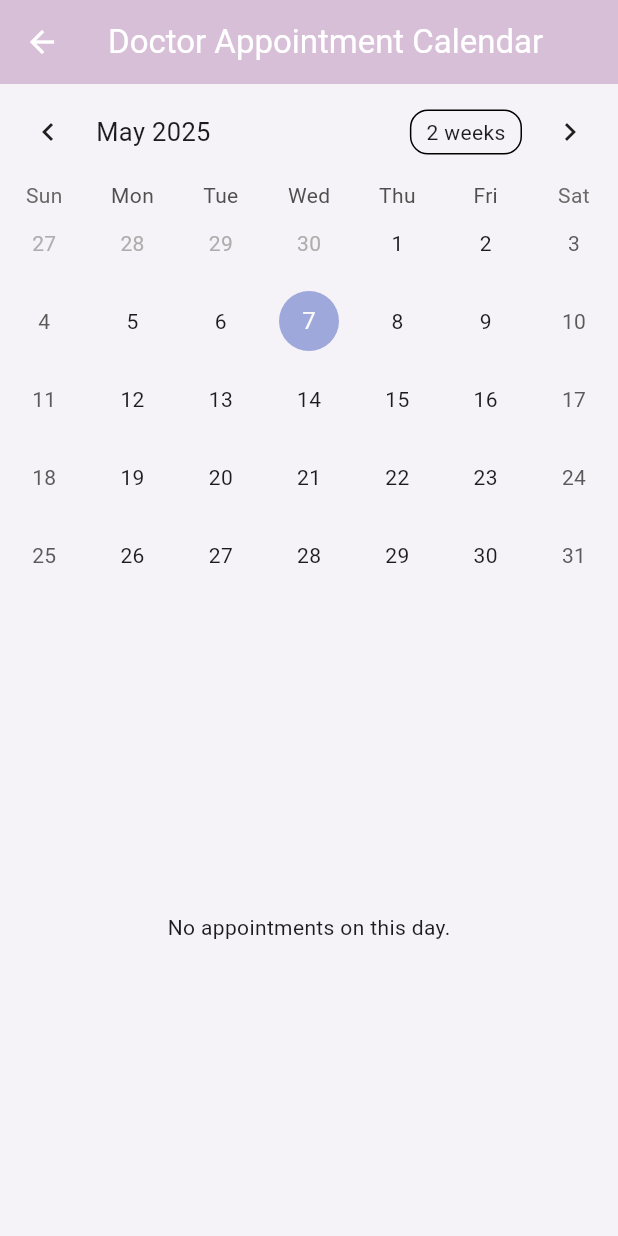
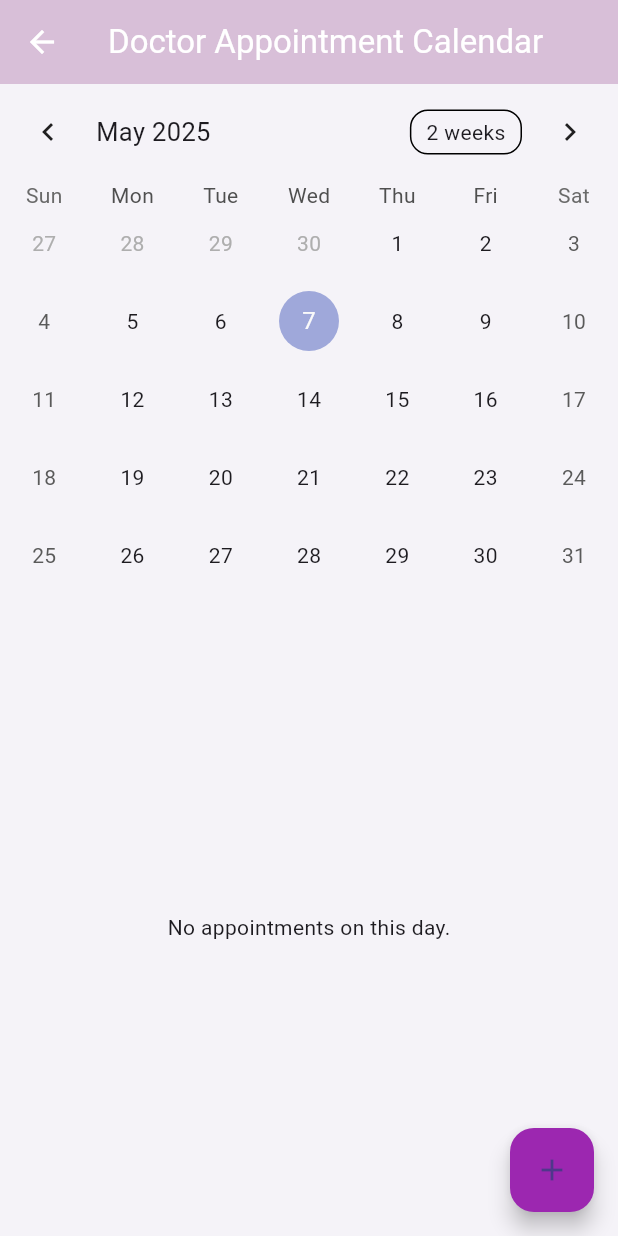
Before and after one commit to Ba-jx/safespace, a Flutter app: the DoctorAppointmentCalendar screen opened by its route, on a phone screen of 412 x 824 dp. Run offline on Flutter 3.47's test engine with Material 3 defaults, Android fonts, the phone set to English and light mode, and no system bars; drawn by our look-alikes of table_calendar; our stand-ins replace cloud_firestore, firebase_auth, firebase_core; accounts and stored records are empty.

Commit message:
Update doctor_appointment_calendar.dart

```diff
--- a/lib/screens/doctor_appointment_calendar.dart
+++ b/lib/screens/doctor_appointment_calendar.dart
@@ -61,8 +61,6 @@ class _DoctorAppointmentCalendarState extends State<DoctorAppointmentCalendar> {
     final date = DateTime(day.year, day.month, day.day);
     return _appointmentsByDate[date] ?? [];
   }
-
-  @override
 
   void _showAppointmentDialog() async {
     final doctorId = FirebaseAuth.instance.currentUser!.uid;
@@ -150,7 +148,6 @@ class _DoctorAppointmentCalendarState extends State<DoctorAppointmentCalendar> {
                   return;
                 }
 
-                final now = DateTime.now();
                 final selectedDate = _selectedDay ?? _focusedDay;
                 final dateTime = DateTime(
                   selectedDate.year,
@@ -189,7 +186,6 @@ class _DoctorAppointmentCalendarState extends State<DoctorAppointmentCalendar> {
 
   @override
   Widget build(BuildContext context) {
-
     final appointments = _getAppointmentsForDay(_selectedDay ?? _focusedDay);
 
     return Scaffold(
@@ -256,6 +252,11 @@ class _DoctorAppointmentCalendarState extends State<DoctorAppointmentCalendar> {
           ),
         ],
       ),
+      floatingActionButton: FloatingActionButton(
+        onPressed: _showAppointmentDialog,
+        child: const Icon(Icons.add),
+        backgroundColor: Colors.purple,
+      ),
     );
   }
 }
```
